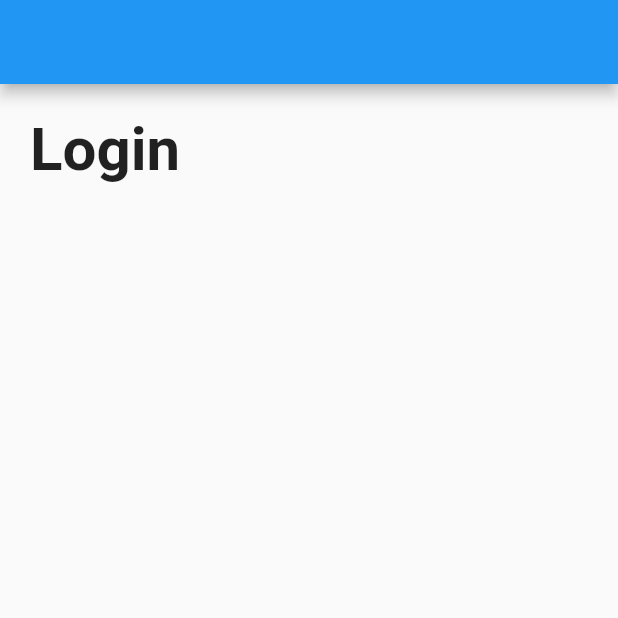
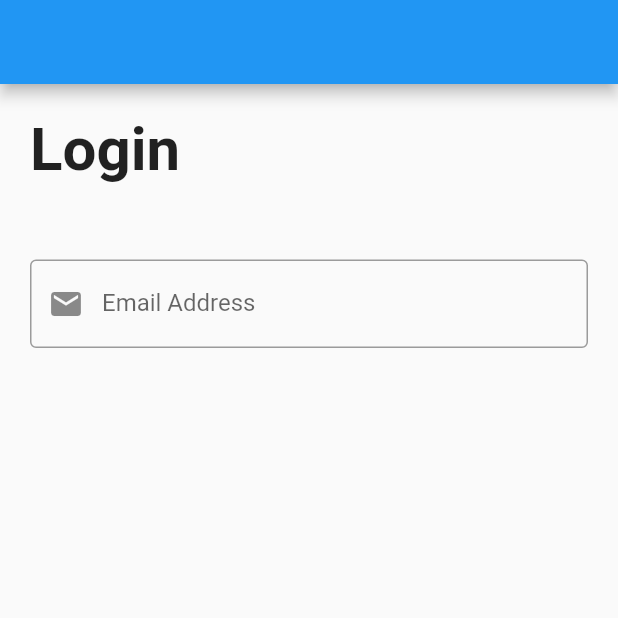
Before and after one commit to asmaahassnasr/udemy-flutter-course-abdullah-mansour, a Flutter app: the screen it shows after launch, on a phone screen of 412 x 824 dp, the top half of it. Run offline on Flutter 3.47's test engine with Material 2 defaults, Android fonts, the phone set to English and light mode, and no system bars.

Commit message:
Email Address Text Form Field

```diff
--- a/lib/login_screen.dart
+++ b/lib/login_screen.dart
@@ -9,6 +9,7 @@ class LoginScreen extends StatelessWidget {
       body: Padding(
         padding: const EdgeInsets.all(20.0),
         child: Column(
+          crossAxisAlignment: CrossAxisAlignment.start,
           children: [
             Text(
               'Login',
@@ -17,6 +18,34 @@ class LoginScreen extends StatelessWidget {
                 fontWeight: FontWeight.bold,
               ),
             ),
+            SizedBox(
+              height: 50.0,
+            ),
+            TextFormField(
+              //Making keyboard just for Email
+              keyboardType: TextInputType.emailAddress,
+              //After user finishing all email texrt
+              // onFieldSubmitted:(String emailTextValue)
+              // {
+              //   print(emailTextValue);
+              // } ,
+              // //Every char user Enter it
+              // onChanged: (String emailTextValue){
+              //   print(emailTextValue);
+              // },
+              decoration: InputDecoration(
+                //PlsceHolder
+                //hintText: 'Email Address',
+                labelText: 'Email Address',
+                // Email Icon
+                prefixIcon: Icon(
+                  Icons.email,
+                ),
+                //To disappear Border
+               // border: InputBorder.none,
+                border: OutlineInputBorder(),
+              ),
+            ),
           ],
         ),
       ),
```
